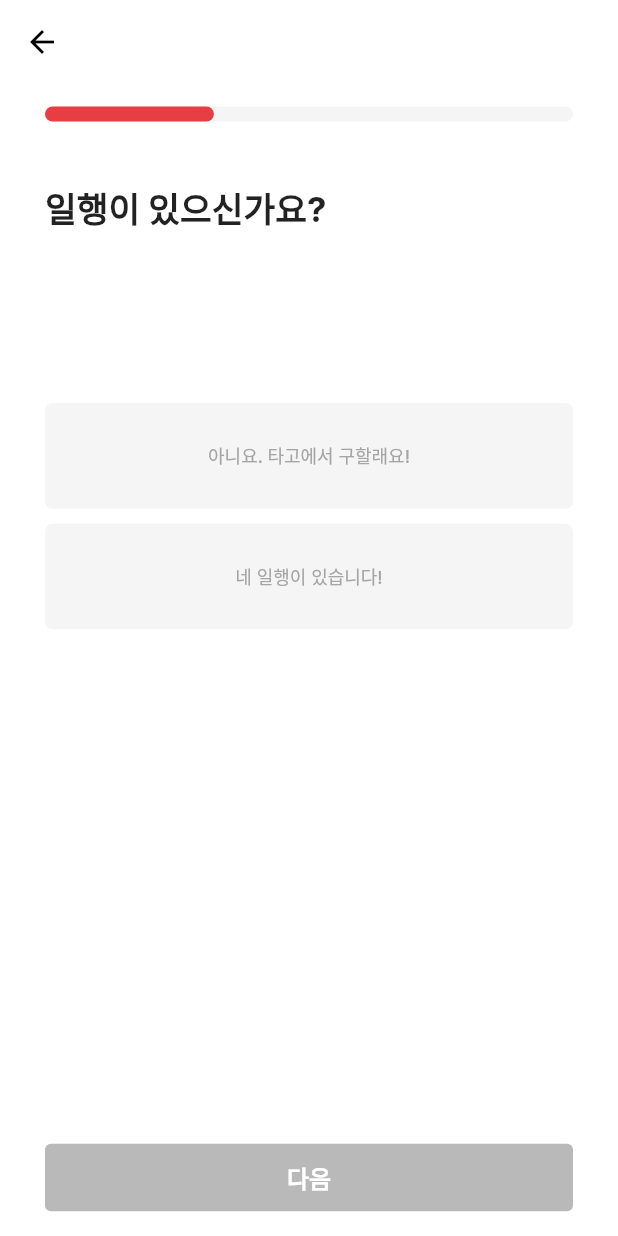
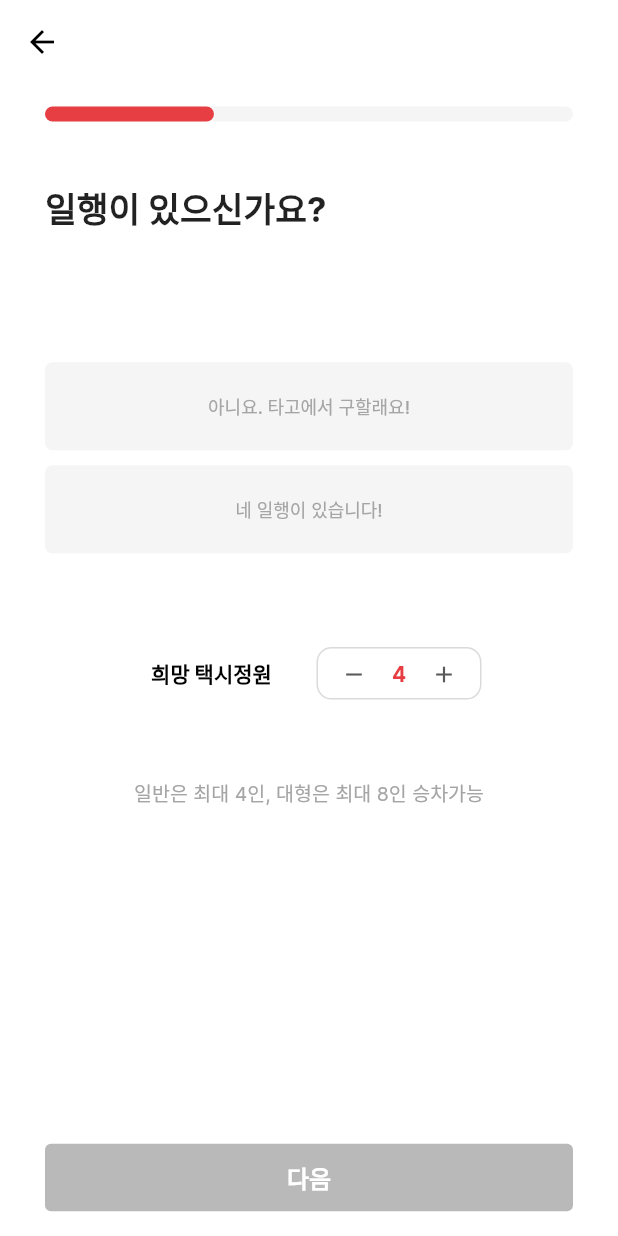
Before and after one commit to TraviTago/tago-app, a Flutter app: the CourseSecondFormScreen screen opened by its route, on a phone screen of 412 x 824 dp. Run offline on Flutter 3.47's test engine with Material 2 defaults, Android fonts, the light colour scheme and no system bars; our stand-ins replace dio, flutter_riverpod, flutter_secure_storage, flutter_time_picker_spinner, go_router, retrofit and 1 more; missing offline and left inert: kakao_flutter_sdk, kakaomap_webview; accounts and stored records are empty; generated files the repository leaves out were written again; network calls fail.

Commit message:
fix: 일행 여부 및 인원 입력 폼 수정 (#16)

```diff
--- a/lib/common/const/data.dart
+++ b/lib/common/const/data.dart
@@ -13,6 +13,13 @@ const emulatorIp = '10.0.2.2:8080';
 const simulatorIp = '127.0.0.1:8080';
 
 final ip = Platform.isIOS ? 'http://$simulatorIp' : 'http://$emulatorIp';
+
+final courseSecondFormBtnText = ['아니요. 타고에서 구할래요!', '네 일행이 있습니다!'];
+final courseThirdFormBtnText = [
+  ['동성만!', '상관없어요!'],
+  ['비슷하게', '상관없어요!'],
+  ['좋아요!', '싫어요!'],
+];
 
 final Map<String, String> buttonData = {
   '인스타그램': 'instagram',
--- a/lib/course/view/form/course_second_form_screen.dart
+++ b/lib/course/view/form/course_second_form_screen.dart
@@ -3,6 +3,7 @@ import 'package:go_router/go_router.dart';
 import 'package:tago_app/common/component/button_group.dart';
 import 'package:tago_app/common/component/progress_bar.dart';
 import 'package:tago_app/common/const/colors.dart';
+import 'package:tago_app/common/const/data.dart';
 import 'package:tago_app/common/layout/default_layout.dart';
 import 'package:tago_app/course/component/form/person_counter.dart';
 
@@ -16,7 +17,9 @@ class CourseSecondFormScreen extends StatefulWidget {
 
 class _CourseSecondFormScreenState extends State<CourseSecondFormScreen> {
   List<String> selectedButtons = [];
-  int counter = 1;
+  int totalNum = 1;
+  int maxNum = 4;
+  int maxNumWithTotal = 4;
   bool isPrivateCourse = false;
   @override
   Widget build(BuildContext context) {
@@ -49,13 +52,15 @@ class _CourseSecondFormScreenState extends State<CourseSecondFormScreen> {
                   ),
                 ],
               ),
+              Column(
+                children: [
                   SizedBox(
-                height: screenWidth / 5 * 2,
+                    height: screenWidth / 6 * 2,
                     child: ButtonGroup(
                       buttonCount: 2,
-                  buttonTexts: const ['아니요. 타고에서 구할래요!', '네 일행이 있습니다!'],
+                      buttonTexts: courseSecondFormBtnText,
                       crossAxisCount: 1,
-                  childAspectRatio: 5,
+                      childAspectRatio: 6,
                       onButtonSelected: (selected) {
                         setState(() {
                           selectedButtons = selected;
@@ -63,79 +68,160 @@ class _CourseSecondFormScreenState extends State<CourseSecondFormScreen> {
                       },
                     ),
                   ),
-              if (!selectedButtons.contains(1))
                   const SizedBox(
-                  height: 100,
+                    height: 20,
                   ),
-              if (selectedButtons.contains(1))
+                  if (!selectedButtons.contains(courseSecondFormBtnText[1]))
                     SizedBox(
                       height: 100,
                       child: Column(
+                        mainAxisAlignment: MainAxisAlignment.center,
                         children: [
                           Row(
                             mainAxisAlignment: MainAxisAlignment.center,
                             children: [
-                          const Text(
-                            '총 인원수',
+                              const SizedBox(
+                                width: 100,
+                                child: Text(
+                                  '희망 택시정원',
+                                  textAlign: TextAlign.center,
                                   style: TextStyle(
                                     color: Colors.black,
                                     fontSize: 14.0,
                                     fontWeight: FontWeight.w700,
                                   ),
                                 ),
+                              ),
                               const SizedBox(
                                 width: 20.0,
                               ),
                               PersonCounter(
-                            count: counter,
+                                min: 1,
+                                max: 8,
+                                count: maxNum,
+                                textColor: maxNum % 4 == 0
+                                    ? PRIMARY_COLOR
+                                    : Colors.black, // 조건에 따른 색상 설정
                                 onIncrement: () {
                                   setState(() {
-                                counter++;
+                                    maxNum++;
                                   });
                                 },
                                 onDecrement: () {
                                   setState(() {
-                                if (counter > 1) counter--;
+                                    if (maxNum > 1) maxNum--;
                                   });
                                 },
                               ),
                             ],
                           ),
+                        ],
+                      ),
+                    ),
+                  if (selectedButtons.contains(courseSecondFormBtnText[1]))
+                    SizedBox(
+                      height: 100,
+                      child: Column(
+                        mainAxisAlignment: MainAxisAlignment.center,
+                        children: [
                           Row(
                             mainAxisAlignment: MainAxisAlignment.center,
                             children: [
-                          Transform.scale(
-                            // Checkbox 크기 조정
-                            scale: 1.2,
-                            child: Checkbox(
-                              activeColor: PRIMARY_COLOR,
-                              side: const BorderSide(
-                                width: 1,
-                                color: Color(0xFFDADADA),
+                              const SizedBox(
+                                width: 100,
+                                child: Text(
+                                  textAlign: TextAlign.center,
+                                  '본인 포함 인원 수',
+                                  style: TextStyle(
+                                    color: Colors.black,
+                                    fontSize: 14.0,
+                                    fontWeight: FontWeight.w700,
                                   ),
-                              shape: RoundedRectangleBorder(
-                                borderRadius: BorderRadius.circular(5),
                                 ),
-                              value: isPrivateCourse,
-                              onChanged: (bool? newValue) {
+                              ),
+                              const SizedBox(
+                                width: 20.0,
+                              ),
+                              PersonCounter(
+                                min: 1,
+                                max: 8,
+                                count: totalNum,
+                                onIncrement: () {
                                   setState(() {
-                                  isPrivateCourse = newValue ?? false;
+                                    totalNum++;
+                                  });
+                                  if (totalNum == 5) {
+                                    setState(() {
+                                      maxNumWithTotal = 8;
+                                    });
+                                  }
+                                },
+                                onDecrement: () {
+                                  setState(() {
+                                    if (totalNum > 1) totalNum--;
                                   });
                                 },
                               ),
+                            ],
                           ),
-                          const Text(
-                            '저희 일행끼리만 여행하고 싶어요',
+                          const SizedBox(
+                            height: 20.0,
+                          ),
+                          Row(
+                            mainAxisAlignment: MainAxisAlignment.center,
+                            children: [
+                              const SizedBox(
+                                width: 100,
+                                child: Text(
+                                  '희망 택시정원',
+                                  textAlign: TextAlign.center,
                                   style: TextStyle(
-                              color: Color(0xFF595959),
-                              fontSize: 13.0,
-                              fontWeight: FontWeight.w500,
+                                    color: Colors.black,
+                                    fontSize: 14.0,
+                                    fontWeight: FontWeight.w700,
                                   ),
+                                ),
+                              ),
+                              const SizedBox(
+                                width: 20.0,
+                              ),
+                              PersonCounter(
+                                min: totalNum,
+                                max: 8,
+                                count: maxNumWithTotal,
+                                textColor: maxNumWithTotal % 4 == 0
+                                    ? PRIMARY_COLOR
+                                    : Colors.black, // 조건에 따른 색상 설정
+                                onIncrement: () {
+                                  setState(() {
+                                    maxNumWithTotal++;
+                                  });
+                                },
+                                onDecrement: () {
+                                  setState(() {
+                                    if (maxNumWithTotal > 1) maxNumWithTotal--;
+                                  });
+                                },
                               ),
                             ],
                           ),
                         ],
                       ),
+                    ),
+                  const SizedBox(
+                    height: 20,
+                  ),
+                  const Text(
+                    '일반은 최대 4인, 대형은 최대 8인 승차가능',
+                    style: TextStyle(
+                      fontSize: 13,
+                      color: LABEL_TEXT_COLOR,
+                    ),
+                  ),
+                ],
+              ),
+              const SizedBox(
+                height: 50,
               ),
               ElevatedButton(
                 style: ButtonStyle(
@@ -151,9 +237,6 @@ class _CourseSecondFormScreenState extends State<CourseSecondFormScreen> {
                 onPressed: selectedButtons.isEmpty
                     ? null
                     : () {
-                        print(isPrivateCourse);
-                        print(counter);
-                        print(selectedButtons);
                         context.goNamed('courseForm3');
                       },
                 child: const Text(
--- a/lib/course/view/form/course_third_form_screen.dart
+++ b/lib/course/view/form/course_third_form_screen.dart
@@ -3,6 +3,7 @@ import 'package:go_router/go_router.dart';
 import 'package:tago_app/common/component/button_group.dart';
 import 'package:tago_app/common/component/progress_bar.dart';
 import 'package:tago_app/common/const/colors.dart';
+import 'package:tago_app/common/const/data.dart';
 import 'package:tago_app/common/layout/default_layout.dart';
 
 class CourseThirdFormScreen extends StatefulWidget {
@@ -79,7 +80,7 @@ class _CourseThirdFormScreenState extends State<CourseThirdFormScreen> {
                         height: screenWidth / (4 * 2),
                         child: ButtonGroup(
                           buttonCount: 2,
-                          buttonTexts: const ['동성만!', '상관없어요!'],
+                          buttonTexts: courseThirdFormBtnText[0],
                           crossAxisCount: 2,
                           childAspectRatio: 4,
                           onButtonSelected: (selected) {
@@ -110,7 +111,7 @@ class _CourseThirdFormScreenState extends State<CourseThirdFormScreen> {
                               height: screenWidth / (4 * 2),
                               child: ButtonGroup(
                                 buttonCount: 2,
-                                buttonTexts: const ['비슷하게', '상관없어요!'],
+                                buttonTexts: courseThirdFormBtnText[1],
                                 crossAxisCount: 2,
                                 childAspectRatio: 4,
                                 onButtonSelected: (selected) {
@@ -140,7 +141,7 @@ class _CourseThirdFormScreenState extends State<CourseThirdFormScreen> {
                             height: screenWidth / (4 * 2),
                             child: ButtonGroup(
                               buttonCount: 2,
-                              buttonTexts: const ['좋아요!', '싫어요!'],
+                              buttonTexts: courseThirdFormBtnText[2],
                               crossAxisCount: 2,
                               childAspectRatio: 4,
                               onButtonSelected: (selected) {
```
Lines whose indentation alone changed are shown as unchanged.
